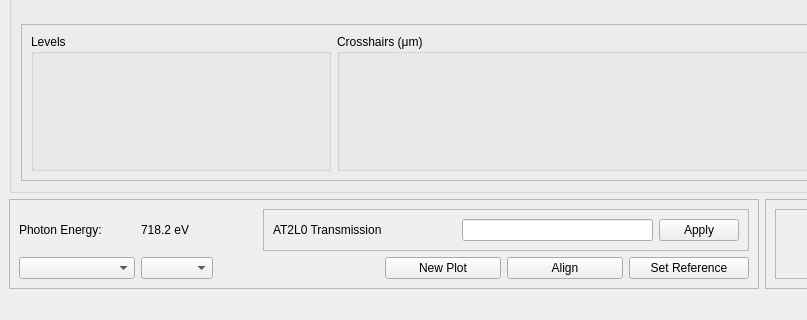
Qt form PPM_screen/PPM_screen.ui (mseaberg/PPM_screen) before a commit; both pictures show x 0 to 807 and y 599 to 919 of the 1200 by 919 pixel window.
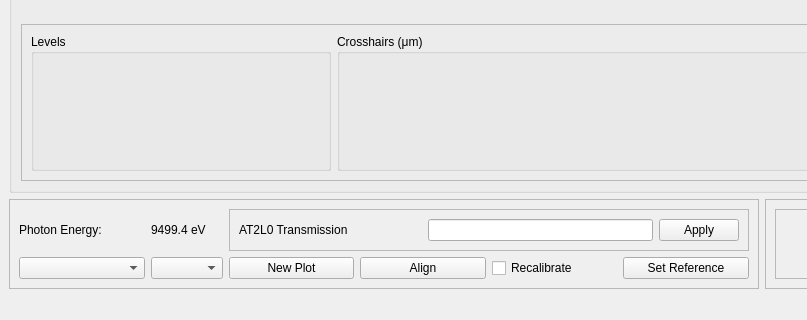
The same form after that commit. Custom widgets are drawn as their Qt base class.

Commit message: added calibration checkbox

```diff
--- a/PPM_screen/PPM_screen.ui
+++ b/PPM_screen/PPM_screen.ui
@@ -223,7 +223,7 @@
           <string/>
          </property>
          <property name="text">
-          <string>718.2 eV</string>
+          <string>9499.4 eV</string>
          </property>
          <property name="precision" stdset="0">
           <number>1</number>
@@ -319,7 +319,7 @@
          </property>
         </widget>
        </item>
-       <item row="1" column="1" colspan="2">
+       <item row="1" column="1">
         <widget class="QComboBox" name="imagerComboBox">
          <property name="sizePolicy">
           <sizepolicy hsizetype="Fixed" vsizetype="Fixed">
@@ -329,20 +329,27 @@
          </property>
         </widget>
        </item>
-       <item row="1" column="3">
+       <item row="1" column="2">
         <widget class="QPushButton" name="plotButton">
          <property name="text">
           <string>New Plot</string>
          </property>
         </widget>
        </item>
-       <item row="1" column="4">
+       <item row="1" column="3">
         <widget class="QPushButton" name="alignmentButton">
          <property name="text">
           <string>Align</string>
          </property>
         </widget>
        </item>
+       <item row="1" column="4">
+        <widget class="QCheckBox" name="calibrateCheckBox">
+         <property name="text">
+          <string>Recalibrate</string>
+         </property>
+        </widget>
+       </item>
        <item row="1" column="5">
         <widget class="QPushButton" name="referenceButton">
          <property name="minimumSize">
```
